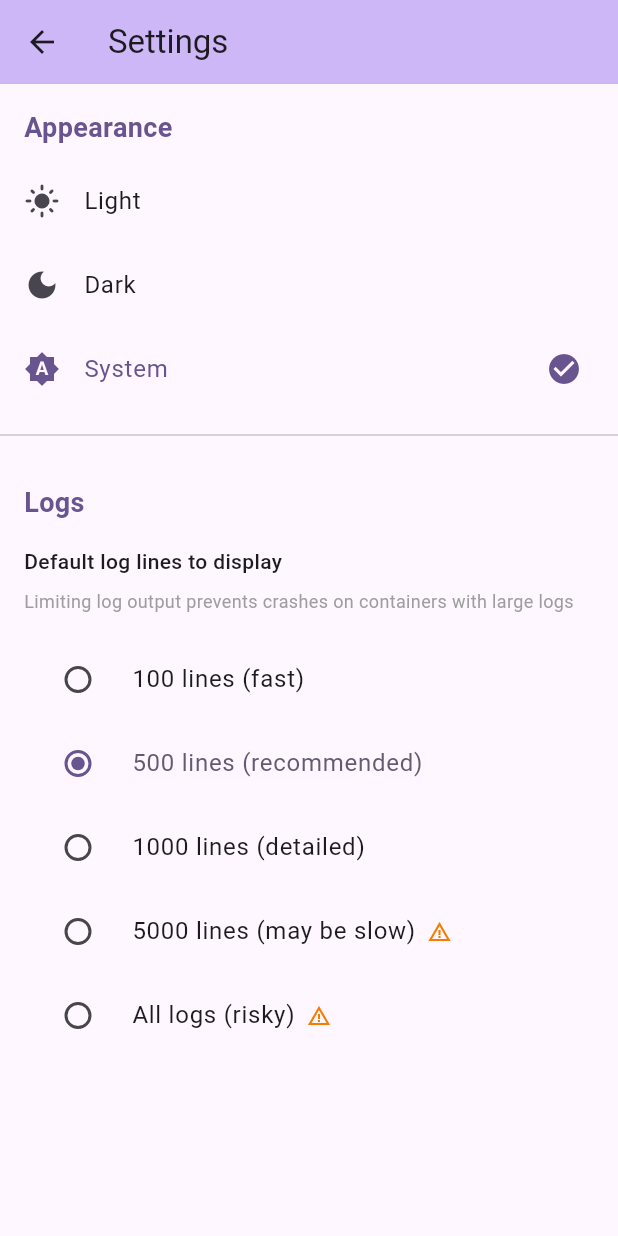
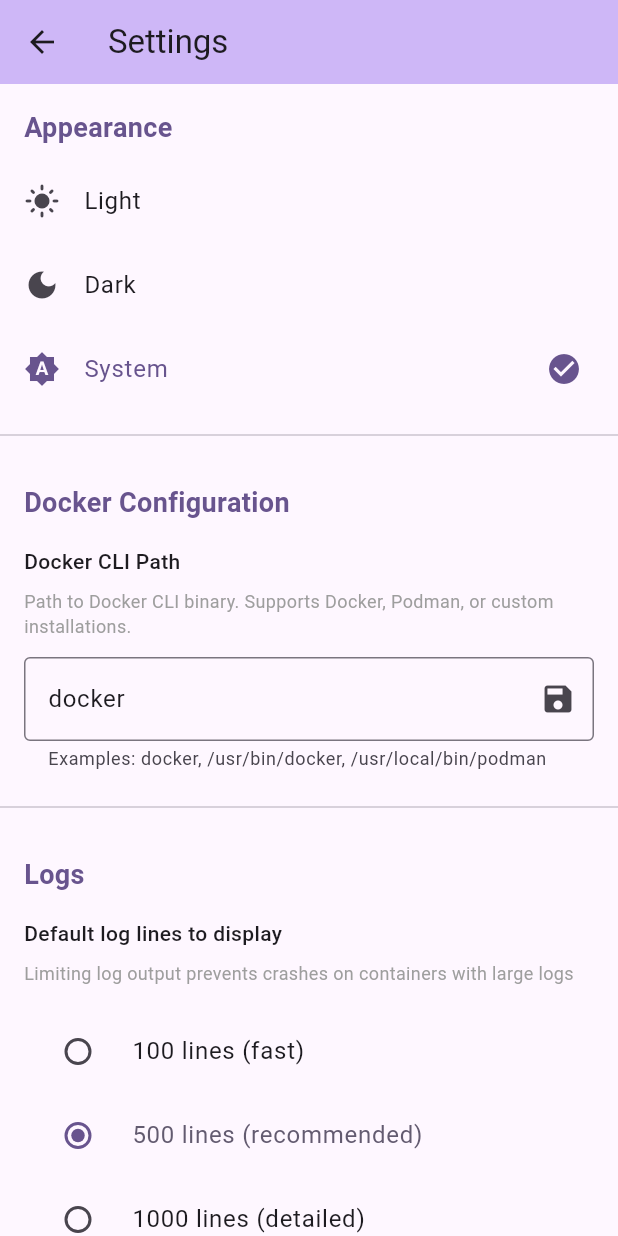
Before and after one commit to theSoberSobber/Docker-Manager, a Flutter app: the SettingsScreen screen opened directly, on a phone screen of 412 x 824 dp. Run offline on Flutter 3.47's test engine with Material 3 defaults, Android fonts, the phone set to English and light mode, and no system bars; our stand-ins replace shared_preferences; missing offline and left inert: dartssh2; accounts and stored records are empty.

Commit message:
Add Docker CLI path configuration

```diff
--- a/lib/presentation/screens/containers_screen.dart
+++ b/lib/presentation/screens/containers_screen.dart
@@ -248,15 +248,16 @@ class _ContainersScreenState extends State<ContainersScreen>
       // Build the complete Docker command based on the action
       switch (action.command) {
         case 'docker logs':
-          // Get log lines setting
+          // Get settings
           final prefs = await SharedPreferences.getInstance();
           final logLines = prefs.getString('defaultLogLines') ?? '500';
+          final dockerCli = prefs.getString('dockerCliPath') ?? 'docker';
 
           // Build command based on setting
           if (logLines == 'all') {
-            command = 'docker logs ${container.id}';
+            command = '$dockerCli logs ${container.id}';
           } else {
-            command = 'docker logs --tail $logLines ${container.id}';
+            command = '$dockerCli logs --tail $logLines ${container.id}';
           }
 
           // Navigate to shell screen for logs
@@ -271,7 +272,9 @@ class _ContainersScreenState extends State<ContainersScreen>
           return;
 
         case 'docker inspect':
-          command = 'docker inspect ${container.id}';
+          final prefs = await SharedPreferences.getInstance();
+          final dockerCli = prefs.getString('dockerCliPath') ?? 'docker';
+          command = '$dockerCli inspect ${container.id}';
           // Navigate to shell screen for inspect
           Navigator.of(context).push(
             MaterialPageRoute(
@@ -289,19 +292,29 @@ class _ContainersScreenState extends State<ContainersScreen>
           return;
 
         case 'docker stop':
-          command = 'docker stop ${container.id}';
+          final prefs1 = await SharedPreferences.getInstance();
+          final dockerCli1 = prefs1.getString('dockerCliPath') ?? 'docker';
+          command = '$dockerCli1 stop ${container.id}';
           break;
         case 'docker start':
-          command = 'docker start ${container.id}';
+          final prefs2 = await SharedPreferences.getInstance();
+          final dockerCli2 = prefs2.getString('dockerCliPath') ?? 'docker';
+          command = '$dockerCli2 start ${container.id}';
           break;
         case 'docker restart':
-          command = 'docker restart ${container.id}';
+          final prefs3 = await SharedPreferences.getInstance();
+          final dockerCli3 = prefs3.getString('dockerCliPath') ?? 'docker';
+          command = '$dockerCli3 restart ${container.id}';
           break;
         case 'docker rm':
-          command = 'docker rm ${container.id}';
+          final prefs4 = await SharedPreferences.getInstance();
+          final dockerCli4 = prefs4.getString('dockerCliPath') ?? 'docker';
+          command = '$dockerCli4 rm ${container.id}';
           break;
         default:
-          command = '${action.command} ${container.id}';
+          final prefsDefault = await SharedPreferences.getInstance();
+          final dockerCliDefault = prefsDefault.getString('dockerCliPath') ?? 'docker';
+          command = '${action.command.replaceFirst('docker', dockerCliDefault)} ${container.id}';
       }
 
       // Show loading indicator
--- a/lib/presentation/screens/settings_screen.dart
+++ b/lib/presentation/screens/settings_screen.dart
@@ -11,6 +11,8 @@ class SettingsScreen extends StatefulWidget {
 
 class _SettingsScreenState extends State<SettingsScreen> {
   String _defaultLogLines = '500';
+  String _dockerCliPath = 'docker';
+  final TextEditingController _dockerPathController = TextEditingController();
   bool _isLoading = true;
 
   @override
@@ -19,10 +21,18 @@ class _SettingsScreenState extends State<SettingsScreen> {
     _loadSettings();
   }
 
+  @override
+  void dispose() {
+    _dockerPathController.dispose();
+    super.dispose();
+  }
+
   Future<void> _loadSettings() async {
     final prefs = await SharedPreferences.getInstance();
     setState(() {
       _defaultLogLines = prefs.getString('defaultLogLines') ?? '500';
+      _dockerCliPath = prefs.getString('dockerCliPath') ?? 'docker';
+      _dockerPathController.text = _dockerCliPath;
       _isLoading = false;
     });
   }
@@ -38,6 +48,24 @@ class _SettingsScreenState extends State<SettingsScreen> {
       ScaffoldMessenger.of(context).showSnackBar(
         const SnackBar(
           content: Text('Settings saved'),
+          duration: Duration(seconds: 1),
+        ),
+      );
+    }
+  }
+
+  Future<void> _saveDockerCliPath(String value) async {
+    final prefs = await SharedPreferences.getInstance();
+    final path = value.trim().isEmpty ? 'docker' : value.trim();
+    await prefs.setString('dockerCliPath', path);
+    setState(() {
+      _dockerCliPath = path;
+    });
+
+    if (mounted) {
+      ScaffoldMessenger.of(context).showSnackBar(
+        const SnackBar(
+          content: Text('Docker CLI path saved'),
           duration: Duration(seconds: 1),
         ),
       );
@@ -74,6 +102,52 @@ class _SettingsScreenState extends State<SettingsScreen> {
                   'System',
                   Icons.brightness_auto,
                   ThemeMode.system,
+                ),
+
+                const Divider(height: 32),
+
+                // Docker Configuration Section
+                _buildSectionHeader('Docker Configuration'),
+                Padding(
+                  padding: const EdgeInsets.symmetric(horizontal: 16, vertical: 8),
+                  child: Column(
+                    crossAxisAlignment: CrossAxisAlignment.start,
+                    children: [
+                      const Text(
+                        'Docker CLI Path',
+                        style: TextStyle(
+                          fontSize: 14,
+                          fontWeight: FontWeight.w500,
+                        ),
+                      ),
+                      const SizedBox(height: 8),
+                      const Text(
+                        'Path to Docker CLI binary. Supports Docker, Podman, or custom installations.',
+                        style: TextStyle(
+                          fontSize: 12,
+                          color: Colors.grey,
+                        ),
+                      ),
+                      const SizedBox(height: 12),
+                      TextField(
+                        controller: _dockerPathController,
+                        decoration: InputDecoration(
+                          hintText: 'docker (default)',
+                          helperText: 'Examples: docker, /usr/bin/docker, /usr/local/bin/podman',
+                          helperMaxLines: 2,
+                          border: const OutlineInputBorder(),
+                          suffixIcon: IconButton(
+                            icon: const Icon(Icons.save),
+                            onPressed: () {
+                              _saveDockerCliPath(_dockerPathController.text);
+                            },
+                            tooltip: 'Save',
+                          ),
+                        ),
+                        onSubmitted: _saveDockerCliPath,
+                      ),
+                    ],
+                  ),
                 ),
 
                 const Divider(height: 32),
--- a/lib/presentation/screens/shell_screen.dart
+++ b/lib/presentation/screens/shell_screen.dart
@@ -2,6 +2,7 @@ import 'package:flutter/material.dart';
 import 'package:flutter/services.dart';
 import 'dart:async';
 import 'dart:convert';
+import 'package:shared_preferences/shared_preferences.dart';
 import '../../data/services/ssh_connection_service.dart';
 import '../../data/services/interactive_shell_service.dart';
 import '../widgets/search_bar.dart';
@@ -366,9 +367,13 @@ class _ShellScreenState extends State<ShellScreen> {
         final containerId = widget.containerInfo!['containerId'];
         final executable = widget.containerInfo!['executable'];
 
+        // Get Docker CLI path from settings
+        final prefs = await SharedPreferences.getInstance();
+        final dockerCli = prefs.getString('dockerCliPath') ?? 'docker';
+
         // For container shells, we need to execute commands inside the container
         // We'll use docker exec for each command
-        actualCommand = 'docker exec $containerId $executable -c "$command"';
+        actualCommand = '$dockerCli exec $containerId $executable -c "$command"';
 
         // Show the actual command being executed for transparency
         _addOutput('Executing in container: $actualCommand');
```
Also changed, not shown: lib/data/repositories/docker_repository_impl.dart (+19 -5 lines), 1 other file.
